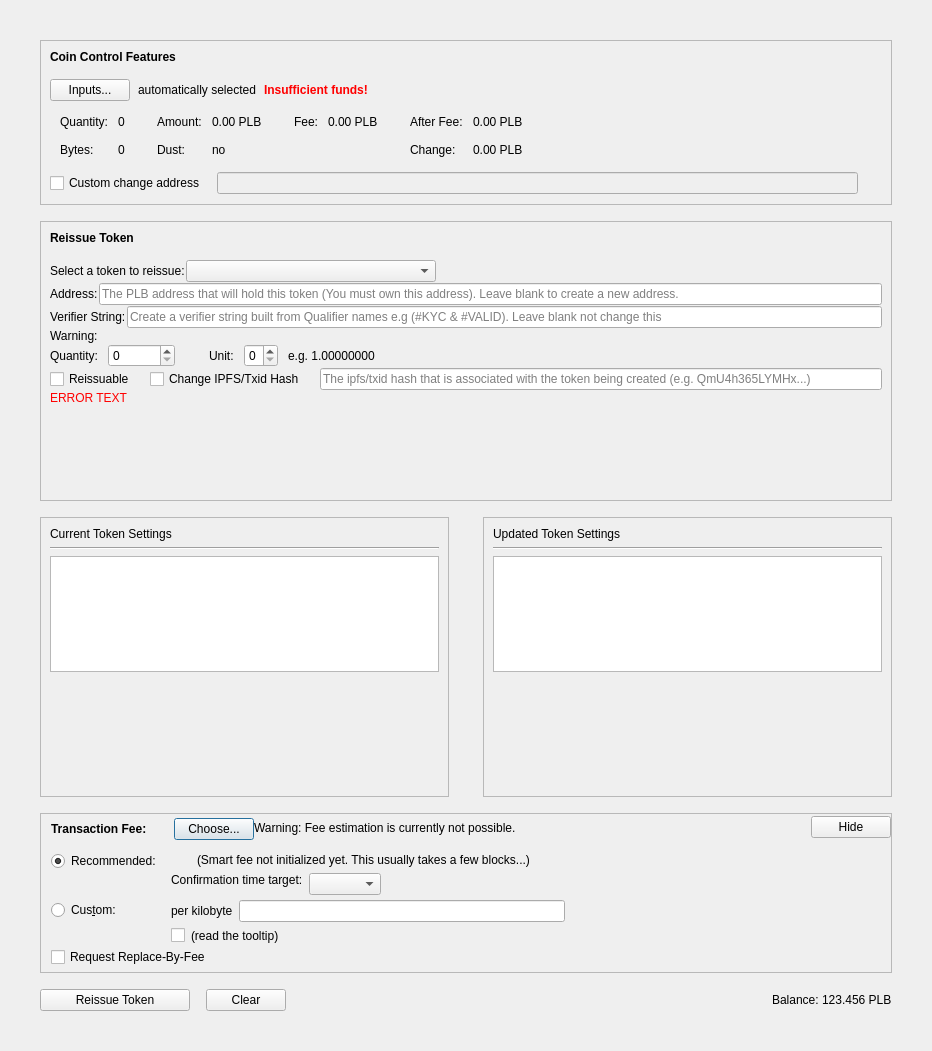
Old version of the form src/qt/forms/reissuetokendialog.ui in the repository PaladeumBlockchain/Paladeum.
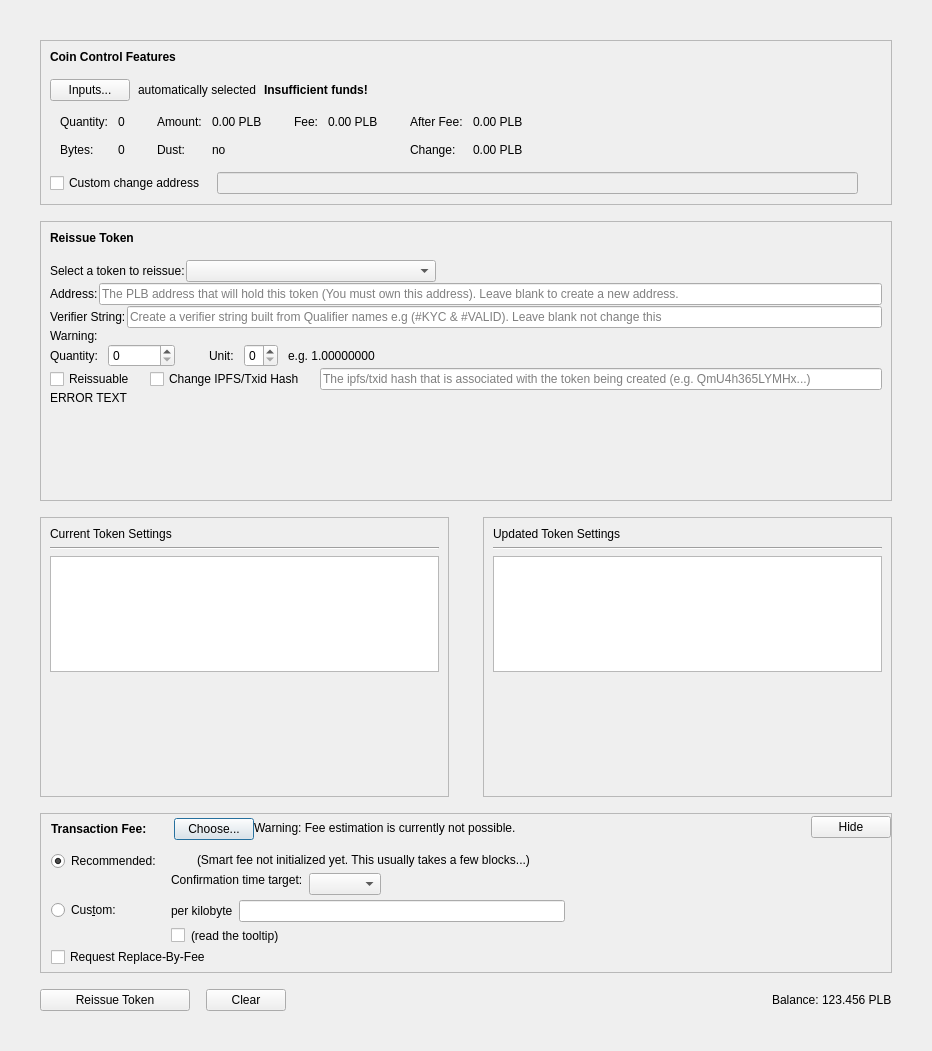
New version of the form. Custom widgets are drawn as their Qt base class.

Patch:
```diff
--- a/src/qt/forms/reissuetokendialog.ui
+++ b/src/qt/forms/reissuetokendialog.ui
@@ -141,7 +141,7 @@
                </font>
               </property>
               <property name="styleSheet">
-               <string notr="true">color:red;font-weight:500;</string>
+               <string notr="true">font-weight:500;</string>
               </property>
               <property name="text">
                <string>Insufficient funds!</string>
@@ -917,7 +917,7 @@
           <item>
            <widget class="QLabel" name="messageLabel">
             <property name="styleSheet">
-             <string notr="true">color: red</string>
+             <string notr="true"/>
             </property>
             <property name="text">
              <string>ERROR TEXT</string>
```
Left out of the diff: 4 changed lines with no effect on the pictures.
